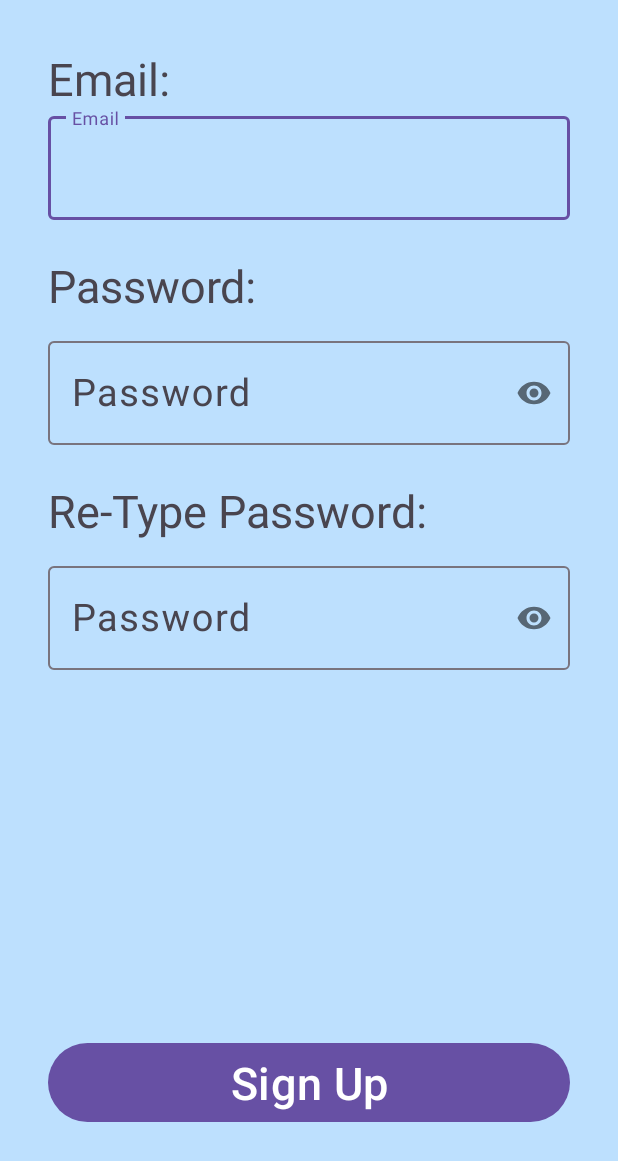
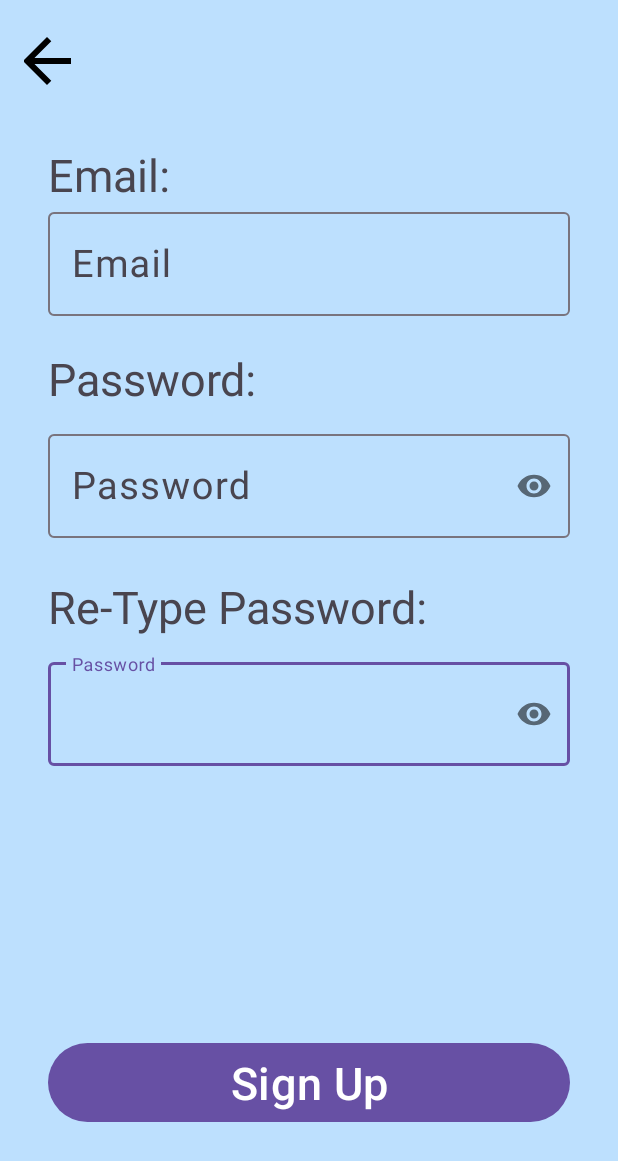
Before and after one commit to EmmaLond/pet-app, an Android app: the Signup screen opened directly, with no data from a screen before it, on a phone screen of 412 x 824 dp. Shown: the top 1161 px of the screen. Run offline under Robolectric (Android 15) with nearby library versions, the phone set to English and light mode, and no system bars; our stand-ins replace Room's generated code; libraries missing offline, so code that uses them is left out: org.mindrot.jbcrypt.

Commit message:
Sign up Back Arrow
Removed the warning text on this one as well

```diff
--- a/app/src/main/java/com/example/petapp/Signup.kt
+++ b/app/src/main/java/com/example/petapp/Signup.kt
@@ -4,6 +4,7 @@ import android.content.Intent
 import android.os.Bundle
 import android.widget.Button
 import android.widget.EditText
+import android.widget.ImageButton
 import android.widget.TextView
 import androidx.activity.enableEdgeToEdge
 import androidx.appcompat.app.AppCompatActivity
@@ -23,7 +24,10 @@ class Signup : AppCompatActivity() {
         val password_one = findViewById<EditText>(R.id.passwordEditText)
         val password_two = findViewById<EditText>(R.id.passwordEditTextAgain)
         val signupButton = findViewById<Button>(R.id.button_signup)
-        val warning = findViewById<TextView>(R.id.mistake)
+        val backButton = findViewById<ImageButton>(R.id.backButton)
+        backButton.setOnClickListener {
+            onBackPressedDispatcher.onBackPressed()
+        }
 
         signupButton.setOnClickListener {
             // Set errors
@@ -38,9 +42,6 @@ class Signup : AppCompatActivity() {
             }
 
             if (!(email.text.isEmpty() && password_one.text.isEmpty() && password_two.text.isEmpty())) {
-                if (!(warning.text.isEmpty())) {
-                    warning.setText("")
-                }
                 val passwordOne = password_one.text.toString().trim()
                 val passwordTwo = password_two.text.toString().trim()
 
@@ -55,11 +56,12 @@ class Signup : AppCompatActivity() {
                         intent.putExtra("email", email.text.toString().trim())
                         intent.putExtra("password", passwordOne)
                         startActivity(intent)
-                    // Sets warnings
+                    // Sets Errors
                     } else if (passwordOne != passwordTwo) {
-                        warning.setText("Passwords do not match.")
+                        password_one.setError("Passwords do not match.")
+                        password_two.setError("Passwords do not match.")
                     } else {
-                        warning.setText("An account with that email already exists.")
+                        email.setError("An account with that email already exists.")
                     }
                 }
             }
--- a/app/src/main/res/layout/activity_signup.xml
+++ b/app/src/main/res/layout/activity_signup.xml
@@ -11,12 +11,24 @@
     android:paddingRight="16dp"
     tools:context=".Signup">
 
+    <ImageButton
+        android:id="@+id/backButton"
+        android:layout_width="100dp"
+        android:layout_height="100dp"
+        android:layout_marginLeft="-35dp"
+        android:layout_marginTop="-10dp"
+        android:background="@android:color/transparent"
+        android:contentDescription="Back"
+        android:src="@drawable/outline_arrow_back_24"
+        app:layout_constraintStart_toStartOf="parent"
+        app:layout_constraintTop_toTopOf="parent" />
+
     <TextView
         android:id="@+id/view_email"
         android:layout_width="0dp"
         android:layout_height="wrap_content"
         android:layout_marginStart="16dp"
-        android:layout_marginTop="32dp"
+        android:layout_marginTop="96dp"
         android:layout_marginEnd="16dp"
         android:text="Email:"
         android:textSize="30sp"
@@ -25,35 +37,12 @@
         app:layout_constraintStart_toStartOf="parent"
         app:layout_constraintTop_toTopOf="parent" />
 
-    <com.google.android.material.textfield.TextInputLayout
-        android:id="@+id/emailWrap"
-        android:layout_width="0dp"
-        android:layout_height="wrap_content"
-        android:layout_marginStart="16dp"
-        android:layout_marginTop="72dp"
-        android:layout_marginEnd="16dp"
-        app:layout_constraintEnd_toEndOf="parent"
-        app:layout_constraintHorizontal_bias="1.0"
-        app:layout_constraintStart_toStartOf="parent"
-        app:layout_constraintTop_toTopOf="parent">
-
-        <com.google.android.material.textfield.TextInputEditText
-            android:id="@+id/emailEditText"
-            android:layout_width="match_parent"
-            android:layout_height="wrap_content"
-            android:hint="Email"
-            android:inputType="textEmailAddress"
-            android:maxLength="50"
-            android:textSize="25sp" />
-
-    </com.google.android.material.textfield.TextInputLayout>
-
     <TextView
         android:id="@+id/view_password"
         android:layout_width="0dp"
         android:layout_height="wrap_content"
         android:layout_marginStart="16dp"
-        android:layout_marginTop="170dp"
+        android:layout_marginTop="232dp"
         android:layout_marginEnd="16dp"
         android:text="@string/view_password"
         android:textSize="30sp"
@@ -62,16 +51,39 @@
         app:layout_constraintStart_toStartOf="parent"
         app:layout_constraintTop_toTopOf="parent" />
 
+    <com.google.android.material.textfield.TextInputLayout
+        android:id="@+id/show_password_again"
+        android:layout_width="0dp"
+        android:layout_height="wrap_content"
+        android:layout_marginStart="16dp"
+        android:layout_marginTop="436dp"
+        android:layout_marginEnd="16dp"
+        app:layout_constraintEnd_toEndOf="parent"
+        app:layout_constraintHorizontal_bias="0.0"
+        app:layout_constraintStart_toStartOf="parent"
+        app:layout_constraintTop_toTopOf="parent"
+        app:passwordToggleEnabled="true">
+
+        <com.google.android.material.textfield.TextInputEditText
+            android:id="@+id/passwordEditTextAgain"
+            android:layout_width="match_parent"
+            android:layout_height="wrap_content"
+            android:hint="@string/hint_password"
+            android:inputType="textPassword"
+            android:maxLength="25"
+            android:textSize="25sp" />
+
+    </com.google.android.material.textfield.TextInputLayout>
 
     <com.google.android.material.textfield.TextInputLayout
         android:id="@+id/show_password"
         android:layout_width="0dp"
         android:layout_height="wrap_content"
         android:layout_marginStart="16dp"
-        android:layout_marginTop="222dp"
+        android:layout_marginTop="284dp"
         android:layout_marginEnd="16dp"
         app:layout_constraintEnd_toEndOf="parent"
-        app:layout_constraintHorizontal_bias="1.0"
+        app:layout_constraintHorizontal_bias="0.0"
         app:layout_constraintStart_toStartOf="parent"
         app:layout_constraintTop_toTopOf="parent"
         app:passwordToggleEnabled="true">
@@ -92,7 +104,7 @@
         android:layout_width="0dp"
         android:layout_height="wrap_content"
         android:layout_marginStart="16dp"
-        android:layout_marginTop="320dp"
+        android:layout_marginTop="384dp"
         android:layout_marginEnd="16dp"
         android:text="Re-Type Password:"
         android:textSize="30sp"
@@ -101,30 +113,29 @@
         app:layout_constraintStart_toStartOf="parent"
         app:layout_constraintTop_toTopOf="parent" />
 
-
     <com.google.android.material.textfield.TextInputLayout
-        android:id="@+id/show_password_again"
+        android:id="@+id/emailWrap"
         android:layout_width="0dp"
         android:layout_height="wrap_content"
         android:layout_marginStart="16dp"
-        android:layout_marginTop="372dp"
+        android:layout_marginTop="136dp"
         android:layout_marginEnd="16dp"
         app:layout_constraintEnd_toEndOf="parent"
-        app:layout_constraintHorizontal_bias="1.0"
+        app:layout_constraintHorizontal_bias="0.0"
         app:layout_constraintStart_toStartOf="parent"
-        app:layout_constraintTop_toTopOf="parent"
-        app:passwordToggleEnabled="true">
+        app:layout_constraintTop_toTopOf="parent">
 
         <com.google.android.material.textfield.TextInputEditText
-            android:id="@+id/passwordEditTextAgain"
+            android:id="@+id/emailEditText"
             android:layout_width="match_parent"
             android:layout_height="wrap_content"
-            android:hint="@string/hint_password"
-            android:inputType="textPassword"
-            android:maxLength="25"
+            android:hint="Email"
+            android:inputType="textEmailAddress"
+            android:maxLength="50"
             android:textSize="25sp" />
 
     </com.google.android.material.textfield.TextInputLayout>
+
 
     <Button
         android:id="@+id/button_signup"
@@ -139,23 +150,4 @@
         app:layout_constraintEnd_toEndOf="parent"
         app:layout_constraintStart_toStartOf="parent" />
 
-    <androidx.constraintlayout.widget.Guideline
-        android:id="@+id/guideline"
-        android:layout_width="wrap_content"
-        android:layout_height="wrap_content"
-        android:orientation="vertical"
-        app:layout_constraintGuide_end="375dp" />
-
-    <TextView
-        android:id="@+id/mistake"
-        android:layout_width="wrap_content"
-        android:layout_height="wrap_content"
-        android:text=""
-        android:textColor="#ff0f0f"
-        android:textSize="30sp"
-        app:layout_constraintBottom_toTopOf="@+id/button_signup"
-        app:layout_constraintEnd_toEndOf="parent"
-        app:layout_constraintStart_toStartOf="parent"
-        app:layout_constraintTop_toBottomOf="@+id/show_password_again" />
-
 </androidx.constraintlayout.widget.ConstraintLayout>
```
